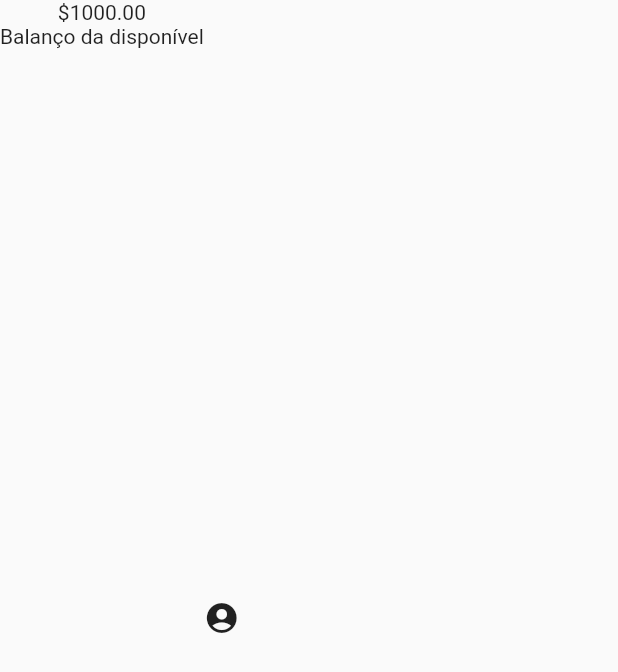
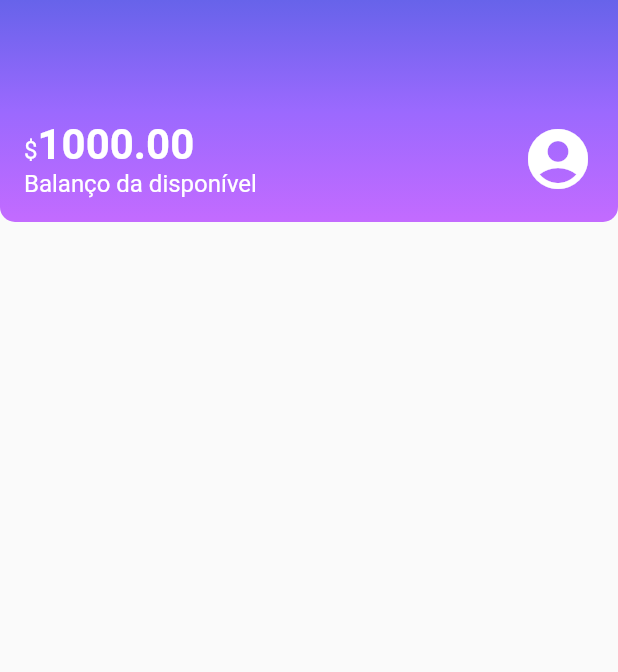
Before and after one commit to erikbernard/alubank, a Flutter app: the screen it shows after launch, on a phone screen of 412 x 824 dp. Shown: the top 672 px of the screen. Run offline on Flutter 3.47's test engine with Material 2 defaults, Android fonts, the phone set to English and light mode, and no system bars.

Commit message:
feat: add style component header

```diff
--- a/lib/components/sections/header.dart
+++ b/lib/components/sections/header.dart
@@ -7,14 +7,61 @@ class Header extends StatelessWidget {
   @override
   Widget build(BuildContext context) {
     return Container(
-      child: Row(
-        children: [
-          Column(children: const [
-            Text("\$1000.00"),
-            Text("Balanço da disponível"),
-          ]),
-          const Icon(Icons.account_circle),
-        ],
+      decoration: const BoxDecoration(
+        gradient: LinearGradient(
+            begin: Alignment.topCenter,
+            end: Alignment.bottomCenter,
+            colors: [
+              Color.fromRGBO(103, 99, 234, 1.0),
+              Color.fromRGBO(155, 105, 254, 1.0),
+              Color.fromRGBO(195, 107, 255, 1.0)
+            ]),
+        borderRadius: BorderRadius.vertical(
+          bottom: Radius.circular(10),
+        ),
+      ),
+      child: Padding(
+        padding: const EdgeInsets.fromLTRB(16.0, 80.0, 16.0, 16.0),
+        child: Row(
+          mainAxisAlignment: MainAxisAlignment.spaceBetween,
+          children: [
+            Column(
+              crossAxisAlignment: CrossAxisAlignment.start,
+              children: const [
+                Text.rich(
+                  TextSpan(
+                    text: "\$",
+                    style: TextStyle(
+                      fontSize: 16,
+                      color: Colors.white,
+                    ),
+                    children: [
+                      TextSpan(
+                        text: "1000.00",
+                        style: TextStyle(
+                          fontSize: 28,
+                          fontWeight: FontWeight.bold,
+                        ),
+                      ),
+                    ],
+                  ),
+                ),
+                Text(
+                  "Balanço da disponível",
+                  style: TextStyle(
+                    fontSize: 16,
+                    color: Colors.white,
+                  ),
+                ),
+              ],
+            ),
+            const Icon(
+              Icons.account_circle,
+              size: 48,
+              color: Colors.white,
+            ),
+          ],
+        ),
       ),
     );
   }
--- a/lib/screens/home.dart
+++ b/lib/screens/home.dart
@@ -6,8 +6,12 @@ class Home extends StatelessWidget {
 
   @override
   Widget build(BuildContext context) {
-    return const Scaffold(
-      body: Header(),
+    return Scaffold(
+      body: Column(
+        children: [
+          Header(),
+        ],
+      ),
     );
   }
 }
```
Also changed, not shown: 1 other file.
